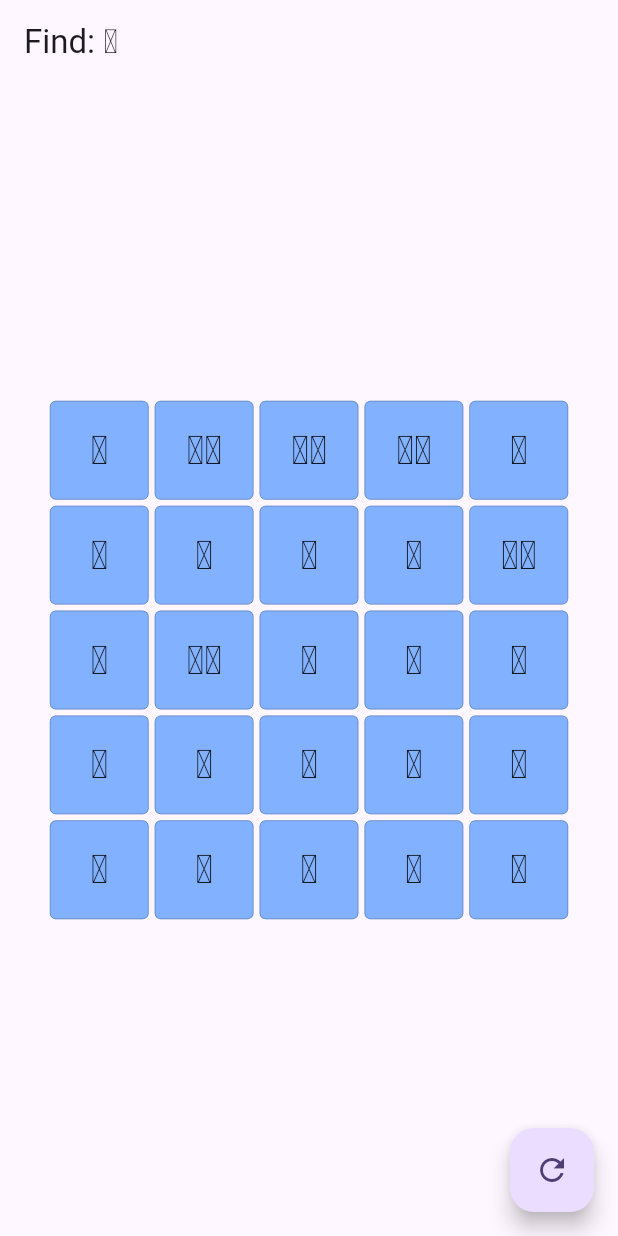
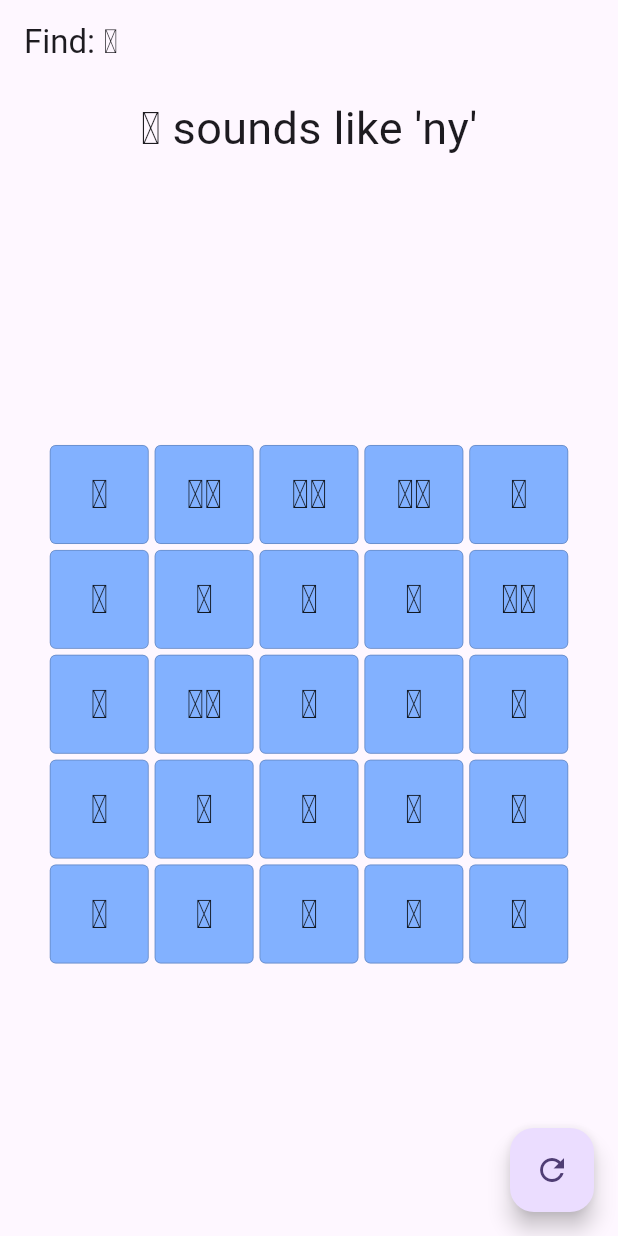
Before and after one commit to mthongvanh/taidamTutor, a Flutter app: the screen it shows after launch, after a tap on the "refresh" icon, on a phone screen of 412 x 824 dp. Run offline on Flutter 3.47's test engine with Material 3 defaults, Android fonts, the phone set to English and light mode, and no system bars; our stand-ins replace equatable, flutter_bloc, get_it; project files that could hold a hidden picture were left out.

Commit message:
refact: refactor LetterSearchGame and LetterSearchCubit to simplify grid initialization and improve character loading logic

```diff
--- a/lib/feature/letter_search/cubit/letter_search_cubit.dart
+++ b/lib/feature/letter_search/cubit/letter_search_cubit.dart
@@ -1,11 +1,15 @@
 import 'dart:math';
 
+import 'package:flutter/foundation.dart';
 import 'package:flutter_bloc/flutter_bloc.dart';
+import 'package:taidam_tutor/core/data/characters/character_repository.dart';
 import 'package:taidam_tutor/core/data/characters/models/character.dart';
+import 'package:taidam_tutor/core/di/dependency_manager.dart';
 import 'package:taidam_tutor/feature/letter_search/cubit/letter_search_state.dart';
 import 'package:taidam_tutor/feature/letter_search/widgets/letter_grid/core/data/models/grid_cell.dart';
 
 class LetterSearchCubit extends Cubit<LetterSearchState> {
+  final _characterRepository = dm.get<CharacterRepository>();
   final Random _random = Random();
 
   late Character _currentTargetLetter;
@@ -16,8 +20,8 @@ class LetterSearchCubit extends Cubit<LetterSearchState> {
 
   void initializeGrid({
     required int size,
-    required Character targetLetter,
-    required List<Character> allowedLettersInput,
+    // required Character targetLetter,
+    // required List<Character> allowedLettersInput,
   }) {
     emit(state.copyWith(
         isLoading: true,
@@ -25,6 +29,16 @@ class LetterSearchCubit extends Cubit<LetterSearchState> {
         errorMessage: null,
         clearErrorMessage: true,
         grid: []));
+
+    _characterRepository.getCharacters().then((value) {
+      debugPrint('Characters loaded: $value');
+      final targetLetter = value[Random().nextInt(value.length)];
+      final randomAllowedLetters =
+          value.where(((e) => e != targetLetter)).toList();
+
+      randomAllowedLetters.shuffle();
+      final allowedLetters = randomAllowedLetters.take(4).toList();
+      allowedLetters.add(targetLetter);
 
       if (size < 5) {
         emit(state.copyWith(
@@ -42,14 +56,14 @@ class LetterSearchCubit extends Cubit<LetterSearchState> {
         return;
       }
 
-    if (allowedLettersInput.isEmpty) {
+      if (allowedLetters.isEmpty) {
         emit(state.copyWith(
             isLoading: false,
             errorMessage: "Allowed letters list cannot be empty."));
         return;
       }
 
-    final uniqueAllowedLetters = allowedLettersInput
+      final uniqueAllowedLetters = allowedLetters
           .map((e) => e.character.trim().toUpperCase())
           .where((e) => e.isNotEmpty)
           .toSet()
@@ -73,7 +87,7 @@ class LetterSearchCubit extends Cubit<LetterSearchState> {
 
       _currentGridSize = size;
       _currentTargetLetter = targetLetter;
-    _currentAllowedLetters = allowedLettersInput;
+      _currentAllowedLetters = allowedLetters;
 
       final totalCells = size * size;
       const minOccurrences = 5;
@@ -123,6 +137,12 @@ class LetterSearchCubit extends Cubit<LetterSearchState> {
         errorMessage: null,
         clearErrorMessage: true,
       ));
+    }).catchError((error) {
+      emit(state.copyWith(
+          isLoading: false,
+          errorMessage: "Error loading characters: $error",
+          clearErrorMessage: true));
+    });
   }
 
   void cellTapped(int row, int col) {
@@ -166,8 +186,6 @@ class LetterSearchCubit extends Cubit<LetterSearchState> {
     if (_currentGridSize >= 5 && _currentAllowedLetters.isNotEmpty) {
       initializeGrid(
         size: _currentGridSize,
-        targetLetter: _currentTargetLetter,
-        allowedLettersInput: _currentAllowedLetters,
       );
     } else {
       emit(state.copyWith(
--- a/lib/feature/letter_search/letter_search.dart
+++ b/lib/feature/letter_search/letter_search.dart
@@ -6,14 +6,10 @@ import 'package:taidam_tutor/feature/letter_search/widgets/letter_grid/letter_gr
 
 class LetterSearchGame extends StatelessWidget {
   final int gridSize;
-  final Character targetLetter;
-  final List<Character> allowedLetters;
 
   const LetterSearchGame({
     super.key,
     this.gridSize = 5,
-    required this.targetLetter,
-    required this.allowedLetters,
   });
 
   @override
@@ -22,8 +18,6 @@ class LetterSearchGame extends StatelessWidget {
       create: (_) => LetterSearchCubit()
         ..initializeGrid(
           size: gridSize,
-          targetLetter: targetLetter,
-          allowedLettersInput: allowedLetters,
         ),
       child: const LetterGrid(),
     );
--- a/lib/feature/letter_search/widgets/letter_grid/letter_grid.dart
+++ b/lib/feature/letter_search/widgets/letter_grid/letter_grid.dart
@@ -105,7 +105,21 @@ class LetterGrid extends StatelessWidget {
             cellSize = cellSize < 30.0 ? 30.0 : cellSize;
             double fontSize = cellSize * 0.4;
 
-            return Center(
+            return Column(
+              children: [
+                Center(
+                  child: Padding(
+                    padding: const EdgeInsets.all(8.0),
+                    child: Text(
+                      '${state.targetLetter?.character ?? ''} sounds like \'${state.targetLetter?.sound ?? ''}\'',
+                      style: const TextStyle(
+                        fontSize: 30,
+                      ),
+                    ),
+                  ),
+                ),
+                Expanded(
+                  child: Center(
                     child: SingleChildScrollView(
                       child: Padding(
                         padding: const EdgeInsets.all(8.0),
@@ -166,6 +180,9 @@ class LetterGrid extends StatelessWidget {
                         ),
                       ),
                     ),
+                  ),
+                ),
+              ],
             );
           },
         ),
--- a/lib/main.dart
+++ b/lib/main.dart
@@ -1,8 +1,5 @@
-import 'dart:math';
-
 import 'package:flutter/material.dart';
 import 'package:flutter_bloc/flutter_bloc.dart';
-import 'package:taidam_tutor/core/data/characters/character_repository.dart';
 import 'package:taidam_tutor/core/data/characters/models/character.dart';
 import 'package:taidam_tutor/core/di/dependency_manager.dart';
 import 'package:taidam_tutor/feature/letter_search/letter_search.dart';
@@ -44,33 +41,18 @@
   List<Character> allowedLetters
 });
 
-class AppCubit extends Cubit<InitGameParams?> {
-  final _characterRepository = dm.get<CharacterRepository>();
-
-  AppCubit() : super(null) {
+class AppCubit extends Cubit<bool> {
+  AppCubit() : super(false) {
     debugPrint('AppCubit initialized');
     init();
   }
 
   void init() {
-    _characterRepository.getCharacters().then((value) {
-      debugPrint('Characters loaded: $value');
-      final randomLetter = value[Random().nextInt(value.length)];
-      final randomAllowedLetters =
-          value.where(((e) => e != randomLetter)).toList();
-
-      randomAllowedLetters.shuffle();
-      final allowedLetters = randomAllowedLetters.take(4).toList();
-      allowedLetters.add(randomLetter);
-
-      emit((targetLetter: randomLetter, allowedLetters: allowedLetters));
-    }).catchError((error) {
-      emit(null);
-    });
+    emit(true);
   }
 
   void reload() {
-    emit(null);
+    emit(false);
     init();
   }
 }
@@ -80,15 +62,13 @@
 
   @override
   Widget build(BuildContext context) {
-    return BlocBuilder<AppCubit, InitGameParams?>(
+    return BlocBuilder<AppCubit, bool>(
       builder: (context, state) {
         final appState = state;
-        if (appState == null) {
+        if (!appState) {
           return const Center(child: CircularProgressIndicator());
         }
-        return LetterSearchGame(
-            targetLetter: appState.targetLetter,
-            allowedLetters: appState.allowedLetters);
+        return LetterSearchGame();
       },
     );
   }
```
Also changed, not shown: lib/feature/grid_search/grid_search.dart (deleted, +0 -168 lines). Lines whose indentation alone changed are shown as unchanged.
